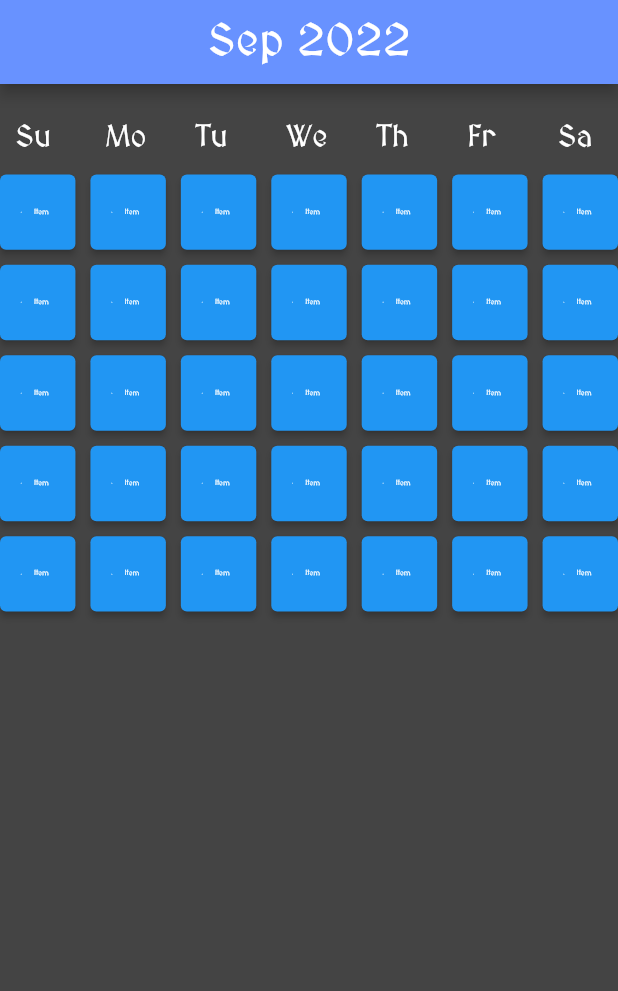
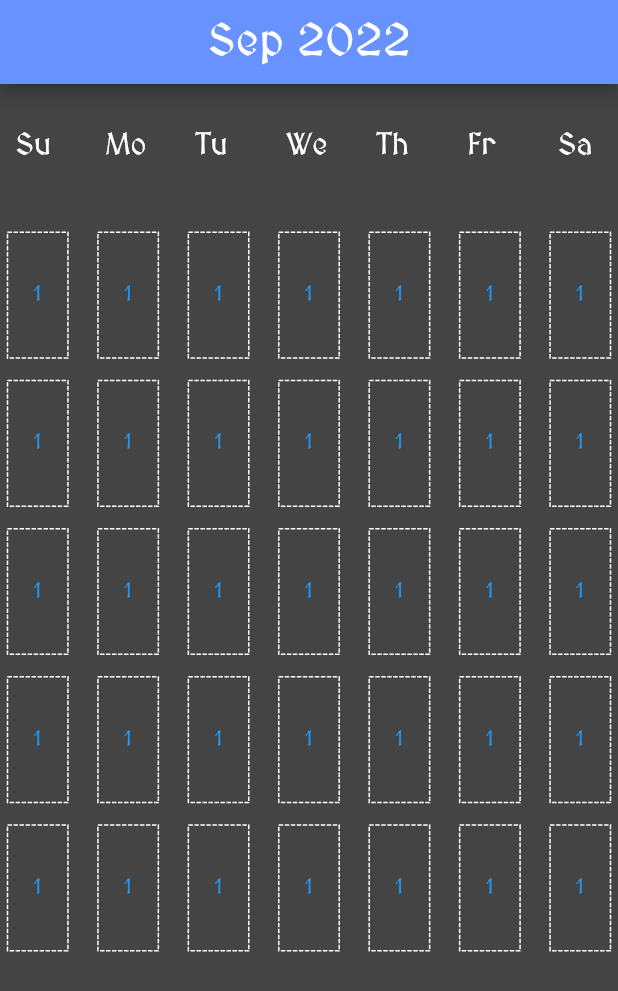
Before and after one commit to AndyCChen/ToDoList_App, a Flutter app: the screen it shows after launch, on a phone screen of 412 x 824 dp. Shown: the top 991 px of the screen. Run offline on Flutter 3.47's test engine with Material 2 defaults, Android fonts, the phone set to English and light mode, and no system bars; drawn by our look-alikes of dotted_border.

Commit message:
added dotted lines around date buttons

```diff
--- a/lib/month_page.dart
+++ b/lib/month_page.dart
@@ -1,6 +1,5 @@
-import 'dart:ui';
-
 import 'package:flutter/material.dart';
+import 'package:dotted_border/dotted_border.dart';
 
 class MonthPage extends StatefulWidget {
   final int month, year;
@@ -37,7 +36,7 @@ class _MonthPageState extends State<MonthPage> {
     'Sa',
   ];
 
-  double gridItemPaddingLeft = 10, gridItemPaddingTop = 25, monthFontSize = 30, dayFontSize = 20;
+  double gridItemPaddingLeftAndRight = 10, gridItemPaddingTopBottom = 30, monthFontSize = 30, dayFontSize = 20;
 
   @override
   Widget build(BuildContext context) {
@@ -54,28 +53,35 @@ class _MonthPageState extends State<MonthPage> {
           itemBuilder: (context, i) {
             if (i < 7) {
               return Container(
-                padding: EdgeInsets.only(left: gridItemPaddingLeft,top: gridItemPaddingTop),
+                padding: EdgeInsets.only(right: gridItemPaddingLeftAndRight, left: gridItemPaddingLeftAndRight, top: gridItemPaddingTopBottom, bottom: gridItemPaddingTopBottom),
                 child: Text(dayTitle[i],
                   style: TextStyle(color: Colors.white, fontSize: dayFontSize),),
               );
             }
 
-            return ElevatedButton.icon(
-              style: ElevatedButton.styleFrom(
-                minimumSize: const Size(50, 20),
-              ),
-              icon: const Icon(Icons.arrow_forward, size: 1),
-              label: const Text('Item',
-                style: TextStyle(color: Colors.white, fontSize: 5)
-              ),
-              onPressed: () => {},
+            return Container(
+              margin: const EdgeInsets.only(left: 5, right: 5),
+              child: DottedBorder(
+                color: Colors.white,
+                strokeWidth: 1,
+                child: Center(
+                  child: TextButton(
+                    onPressed: () {},
+                    child: const Text('1'),
+                    style: TextButton.styleFrom(
+                      minimumSize: const Size(double.infinity,  double.infinity),
+                    ),
+                  )
+                )
+              )
             );
           },
+
           gridDelegate: const SliverGridDelegateWithFixedCrossAxisCount (
             crossAxisCount: 7,
-            childAspectRatio: 1,
+            childAspectRatio: 0.6,
             crossAxisSpacing: 10,
-            mainAxisSpacing: 10,
+            mainAxisSpacing: 15,
           )
       ),
     );
```
